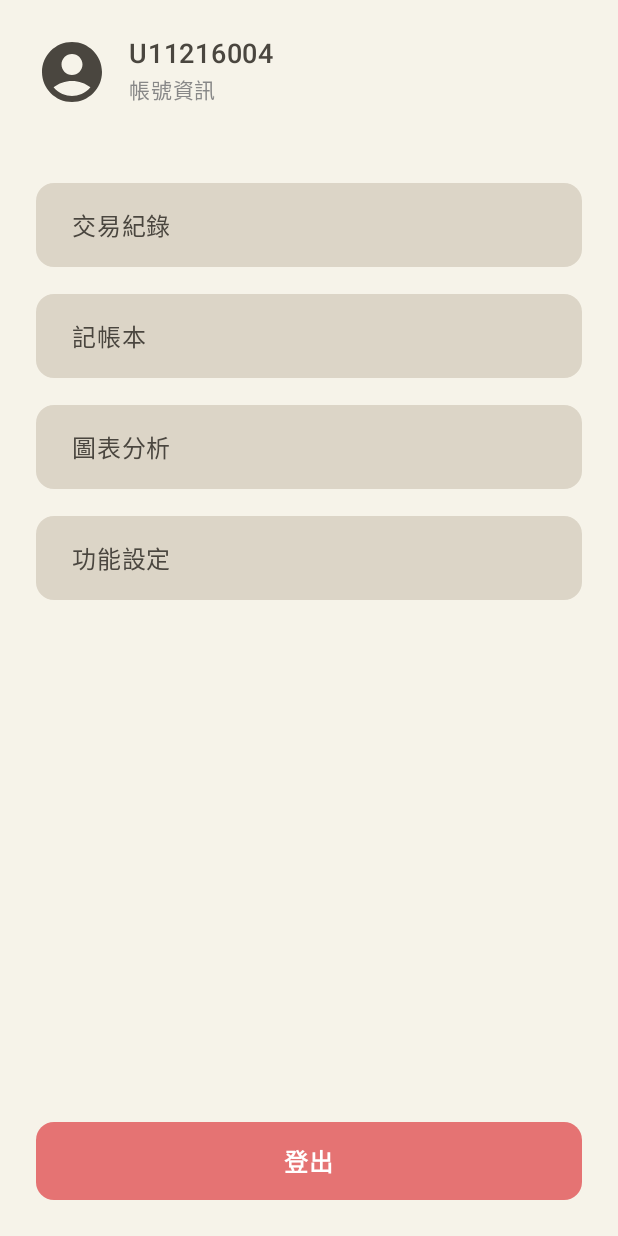
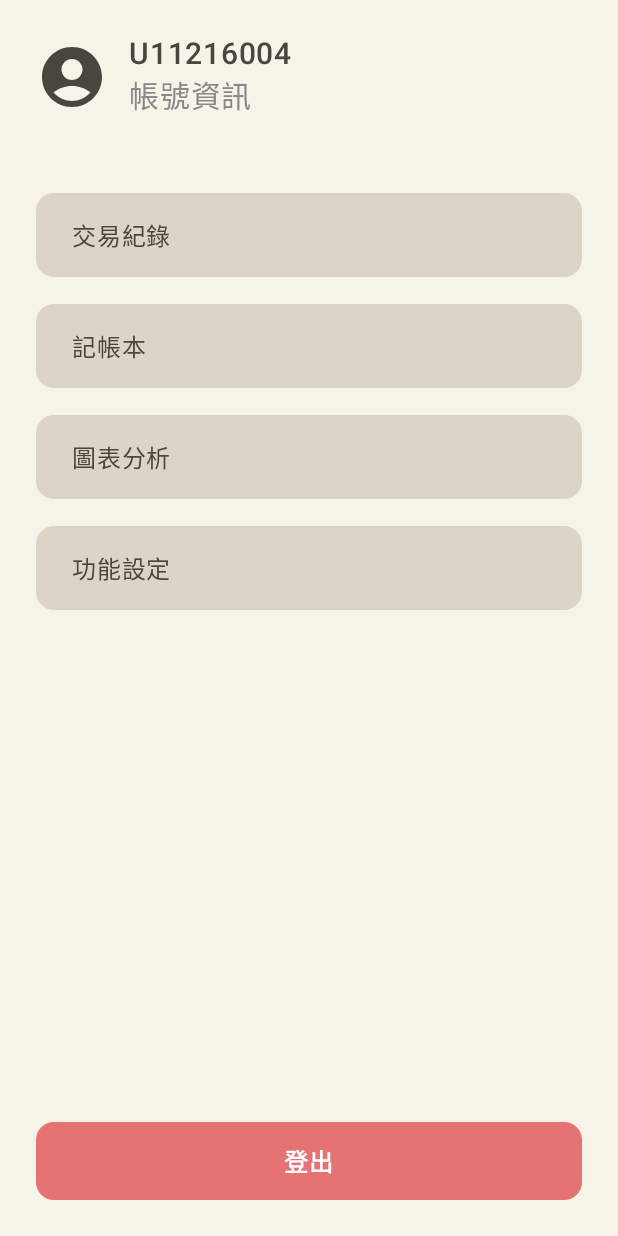
Before and after one commit to yu-peihsuan/AccountBookApp, an Android app built with Jetpack Compose: the composable DrawerMenu shown on its own in the app's theme, on a phone screen of 412 x 824 dp. Run offline under Robolectric (Android 15) with nearby library versions, the phone set to English and light mode, and no system bars.

Commit message:
更改使用者名稱大小

```diff
--- a/app/src/main/java/com/example/accountbook/screens/DrawerMenu.kt
+++ b/app/src/main/java/com/example/accountbook/screens/DrawerMenu.kt
@@ -50,9 +50,9 @@ fun DrawerMenu(vm: TransactionViewModel, onSelect:(String)->Unit) {
 
                 Column {
                     Text(vm.userName.ifEmpty { "U11216004" },
-                        fontSize = 18.sp, fontWeight = FontWeight.SemiBold, color = Color(0xFF4A463F))
+                        fontSize = 20.sp, fontWeight = FontWeight.SemiBold, color = Color(0xFF4A463F))
                     Text(vm.userEmail.ifEmpty { "帳號資訊" },
-                        fontSize = 14.sp, color = Color.Gray)
+                        fontSize = 20.sp, color = Color.Gray)
                 }
             }
 
```
